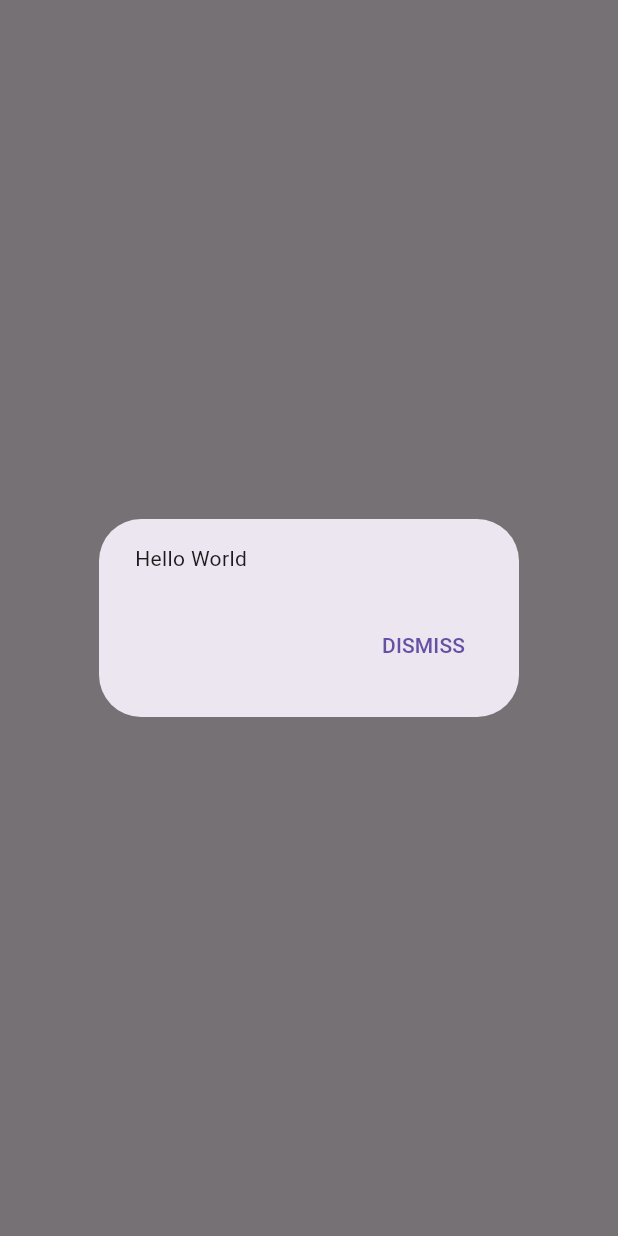
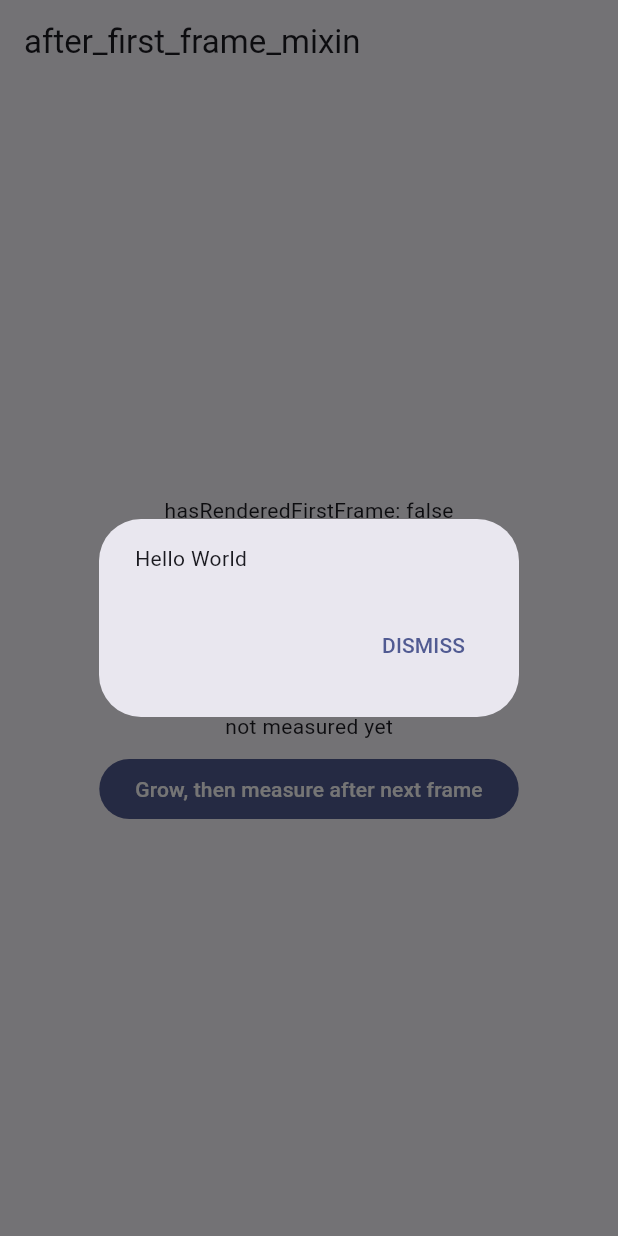
Before and after one commit to Bomsamdi/after_first_frame_mixin, a Flutter app: the screen it shows after launch, on a phone screen of 412 x 824 dp. Run offline on Flutter 3.47's test engine with Material 3 defaults, Android fonts, the phone set to English and light mode, and no system bars.

Commit message:
Release 1.0.0

````diff
--- a/example/lib/main.dart
+++ b/example/lib/main.dart
@@ -7,20 +7,23 @@ void main() => runApp(const MyApp());
 
 @immutable
 class MyApp extends StatelessWidget {
-  const MyApp({Key? key}) : super(key: key);
+  const MyApp({super.key});
 
   @override
   Widget build(BuildContext context) {
-    return const MaterialApp(
-      title: 'Example',
-      home: HomeScreen(),
+    return MaterialApp(
+      title: 'after_first_frame_mixin example',
+      theme: ThemeData(
+        colorScheme: ColorScheme.fromSeed(seedColor: Colors.indigo),
+      ),
+      home: const HomeScreen(),
     );
   }
 }
 
 @immutable
 class HomeScreen extends StatefulWidget {
-  const HomeScreen({Key? key}) : super(key: key);
+  const HomeScreen({super.key});
 
   @override
   HomeScreenState createState() => HomeScreenState();
@@ -28,19 +31,70 @@ class HomeScreen extends StatefulWidget {
 
 class HomeScreenState extends State<HomeScreen>
     with AfterFirstFrameMixin<HomeScreen> {
+  double _boxWidth = 120;
+  Size? _measured;
+
   @override
   Widget build(BuildContext context) {
     return Scaffold(
-      body: Container(
-        child: const Center(
-          child: Text("Example"),
+      appBar: AppBar(title: const Text('after_first_frame_mixin')),
+      body: Center(
+        child: Column(
+          mainAxisAlignment: MainAxisAlignment.center,
+          children: <Widget>[
+            Text('hasRenderedFirstFrame: $hasRenderedFirstFrame'),
+            const SizedBox(height: 24),
+
+            // 2. The widget form, for subtrees that are not stateful.
+            AfterFirstFrame(
+              onFirstFrame: (BuildContext context) =>
+                  ScaffoldMessenger.of(context).showSnackBar(
+                    const SnackBar(content: Text('AfterFirstFrame widget ran')),
+                  ),
+              child: const Text('AfterFirstFrame wraps this text'),
+            ),
+            const SizedBox(height: 24),
+
+            // 3. afterNextFrame: measure a layout that setState just changed.
+            SizedBox(
+              key: _boxKey,
+              width: _boxWidth,
+              height: 48,
+              child: const ColoredBox(color: Colors.indigo),
+            ),
+            const SizedBox(height: 8),
+            Text(
+              _measured == null
+                  ? 'not measured yet'
+                  : 'measured after next frame: '
+                        '${_measured!.width.toStringAsFixed(0)} x '
+                        '${_measured!.height.toStringAsFixed(0)}',
+            ),
+            const SizedBox(height: 8),
+            FilledButton(
+              onPressed: _growAndMeasure,
+              child: const Text('Grow, then measure after next frame'),
+            ),
+          ],
         ),
       ),
     );
   }
 
+  final GlobalKey _boxKey = GlobalKey();
+
+  void _growAndMeasure() {
+    setState(() => _boxWidth += 40);
+    // The new size only exists once the frame has been laid out.
+    afterNextFrame((_) {
+      final RenderBox? box =
+          _boxKey.currentContext?.findRenderObject() as RenderBox?;
+      if (box != null) setState(() => _measured = box.size);
+    });
+  }
+
   void showHelloWorld() {
-    showDialog(
+    showDialog<void>(
       context: context,
       builder: (BuildContext context) {
         return AlertDialog(
@@ -49,16 +103,16 @@ class HomeScreenState extends State<HomeScreen>
             TextButton(
               onPressed: () => Navigator.of(context).pop(),
               child: const Text('DISMISS'),
-            )
+            ),
           ],
         );
       },
     );
   }
 
+  // 1. The mixin: a context that is already laid out, so a dialog can be shown.
   @override
   FutureOr<void> afterFirstFrame(BuildContext context) {
-    // Calling the same function "after first frame" to resolve the issue.
     showHelloWorld();
   }
 }
--- a/example/pubspec.yaml
+++ b/example/pubspec.yaml
@@ -20,7 +20,7 @@ publish_to: 'none' # Remove this line if you wish to publish to pub.dev
 version: 1.0.0+1
 
 environment:
-  sdk: '>=2.18.2 <3.0.0'
+  sdk: ^3.8.0
 
 # Dependencies specify other packages that your package needs in order to work.
 # To automatically upgrade your package dependencies to the latest versions
@@ -48,7 +48,7 @@ dev_dependencies:
   # activated in the `analysis_options.yaml` file located at the root of your
   # package. See that file for information about deactivating specific lint
   # rules and activating additional ones.
-  flutter_lints: ^2.0.0
+  flutter_lints: ^6.0.0
 
 # For information on the generic Dart part of this file, see the
 # following page: https://dart.dev/tools/pub/pubspec
--- a/lib/after_first_frame_mixin.dart
+++ b/lib/after_first_frame_mixin.dart
@@ -1,85 +1,6 @@
-library after_first_frame_mixin;
+/// Run code after the first frame of a widget has been displayed.
+library;
 
-import 'dart:async';
-
-import 'package:flutter/widgets.dart';
-
-/// This demo showcases how this package resolves the shortcomings shown above:
-/// ```dart
-/// import 'dart:async';
-///
-/// import 'package:after_first_frame_mixin/after_first_frame_mixin.dart';
-/// import 'package:flutter/material.dart';
-///
-/// void main() => runApp(const MyApp());
-///
-/// @immutable
-/// class MyApp extends StatelessWidget {
-///   const MyApp({Key? key}) : super(key: key);
-///
-///   @override
-///   Widget build(BuildContext context) {
-///     return const MaterialApp(
-///       title: 'Example',
-///       home: HomeScreen(),
-///     );
-///   }
-/// }
-///
-/// @immutable
-/// class HomeScreen extends StatefulWidget {
-///   const HomeScreen({Key? key}) : super(key: key);
-///
-///   @override
-///   HomeScreenState createState() => HomeScreenState();
-/// }
-///
-/// class HomeScreenState extends State<HomeScreen>
-///     with AfterFirstFrameMixin<HomeScreen> {
-///   @override
-///   Widget build(BuildContext context) {
-///    return Scaffold(
-///      body: Container(
-///        child: const Center(
-///          child: Text("Example"),
-///        ),
-///      ),
-///    );
-///   }
-///
-///   void showHelloWorld() {
-///     showDialog(
-///       context: context,
-///       builder: (BuildContext context) {
-///         return AlertDialog(
-///           content: const Text('Hello World'),
-///           actions: <Widget>[
-///             TextButton(
-///               onPressed: () => Navigator.of(context).pop(),
-///               child: const Text('DISMISS'),
-///             )
-///           ],
-///         );
-///       },
-///     );
-///   }
-///
-///   @override
-///   FutureOr<void> afterFirstFrame(BuildContext context) {
-///     showHelloWorld();
-///   }
-/// }
-/// ```
-mixin AfterFirstFrameMixin<T extends StatefulWidget> on State<T> {
-  @override
-  void initState() {
-    super.initState();
-    WidgetsBinding.instance.endOfFrame.then(
-      (_) {
-        if (mounted) afterFirstFrame(context);
-      },
-    );
-  }
-
-  FutureOr<void> afterFirstFrame(BuildContext context);
-}
+export 'src/after_first_frame.dart' show AfterFirstFrame;
+export 'src/after_first_frame_mixin.dart' show AfterFirstFrameMixin;
+export 'src/after_frame.dart' show AfterFrameCallback;
--- /dev/null
+++ b/lib/src/after_first_frame.dart
@@ -0,0 +1,52 @@
+import 'package:flutter/widgets.dart';
+
+import 'after_frame.dart';
+import 'after_first_frame_mixin.dart';
+
+/// Runs [onFirstFrame] after the first frame of its subtree has been
+/// displayed, without requiring the surrounding widget to be stateful.
+///
+/// This is the widget form of [AfterFirstFrameMixin], for cases where turning a
+/// [StatelessWidget] into a [StatefulWidget] just to reach the first frame
+/// would be the only reason to do so.
+///
+/// ### Example
+///
+/// ```dart
+/// AfterFirstFrame(
+///   onFirstFrame: (BuildContext context) => ScaffoldMessenger.of(context)
+///       .showSnackBar(const SnackBar(content: Text('Ready'))),
+///   child: const HomeBody(),
+/// )
+/// ```
+class AfterFirstFrame extends StatefulWidget {
+  const AfterFirstFrame({
+    super.key,
+    required this.onFirstFrame,
+    required this.child,
+  });
+
+  /// Called once, after the first frame of [child] has been displayed.
+  ///
+  /// Errors are reported through [FlutterError.reportError].
+  final AfterFrameCallback onFirstFrame;
+
+  /// The subtree whose first frame is awaited.
+  final Widget child;
+
+  @override
+  State<AfterFirstFrame> createState() => _AfterFirstFrameState();
+}
+
+class _AfterFirstFrameState extends State<AfterFirstFrame> {
+  @override
+  void initState() {
+    super.initState();
+    // Reads widget.onFirstFrame when the frame is done, so a rebuild before
+    // the first frame still runs the callback the caller last provided.
+    runAfterFrame(this, (BuildContext context) => widget.onFirstFrame(context));
+  }
+
+  @override
+  Widget build(BuildContext context) => widget.child;
+}
--- /dev/null
+++ b/lib/src/after_first_frame_mixin.dart
@@ -0,0 +1,68 @@
+import 'dart:async';
+
+import 'package:flutter/widgets.dart';
+
+import 'after_frame.dart';
+
+/// Runs code after the first layout of a widget has been performed, i.e. after
+/// the first frame has been displayed.
+///
+/// Unlike `initState`, the callback receives a [BuildContext] that is already
+/// laid out, so it can show dialogs and route transitions, read a
+/// [MediaQuery] or measure a [RenderBox].
+///
+/// ### Example
+///
+/// ```dart
+/// class HomeScreenState extends State<HomeScreen>
+///     with AfterFirstFrameMixin<HomeScreen> {
+///   @override
+///   Widget build(BuildContext context) => const Center(child: Text('Example'));
+///
+///   @override
+///   FutureOr<void> afterFirstFrame(BuildContext context) {
+///     showDialog<void>(
+///       context: context,
+///       builder: (BuildContext context) =>
+///           const AlertDialog(content: Text('Hello World')),
+///     );
+///   }
+/// }
+/// ```
+mixin AfterFirstFrameMixin<T extends StatefulWidget> on State<T> {
+  bool _hasRenderedFirstFrame = false;
+
+  /// Whether the first frame of this widget has been displayed, i.e. whether
+  /// [afterFirstFrame] has been reached.
+  ///
+  /// Useful for code that runs both before and after the first frame and has
+  /// to tell the two apart.
+  bool get hasRenderedFirstFrame => _hasRenderedFirstFrame;
+
+  @override
+  void initState() {
+    super.initState();
+    runAfterFrame(this, (BuildContext context) {
+      _hasRenderedFirstFrame = true;
+      return afterFirstFrame(context);
+    });
+  }
+
+  /// Runs [callback] after the next frame has been displayed, if this [State]
+  /// is still mounted by then.
+  ///
+  /// Can be called at any point in the widget's life, which makes it the
+  /// counterpart of [afterFirstFrame] for later frames - for instance to
+  /// measure a layout that a `setState` has just changed. A frame is scheduled
+  /// if none is pending.
+  ///
+  /// Errors are reported through [FlutterError.reportError].
+  void afterNextFrame(AfterFrameCallback callback) =>
+      runAfterFrame(this, callback);
+
+  /// Called once, after the first frame of this widget has been displayed.
+  ///
+  /// Returning a [Future] is supported; errors from it are reported through
+  /// [FlutterError.reportError].
+  FutureOr<void> afterFirstFrame(BuildContext context);
+}
````
Also changed, not shown: lib/src/after_frame.dart (added, +43 -0 lines), pubspec.yaml (+15 -40 lines), 8 other files.
